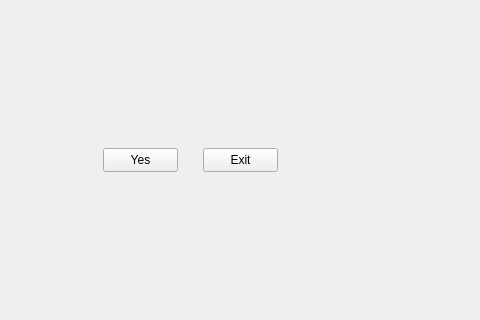
The window that mainwindow.ui (Lil-El/QT) describes before a commit, drawn with Qt 5; both pictures show x 287 to 767 and y 142 to 462 of the 1033 by 661 pixel window.
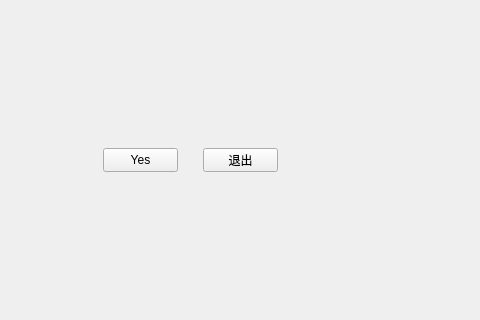
The same window after the commit.

Commit message: output chinese

Patch:
```diff
--- a/mainwindow.ui
+++ b/mainwindow.ui
@@ -33,7 +33,7 @@
      <cursorShape>PointingHandCursor</cursorShape>
     </property>
     <property name="text">
-     <string>Exit</string>
+     <string>退出</string>
     </property>
     <property name="checkable">
      <bool>false</bool>
```
The commit also changes 1 other file.
